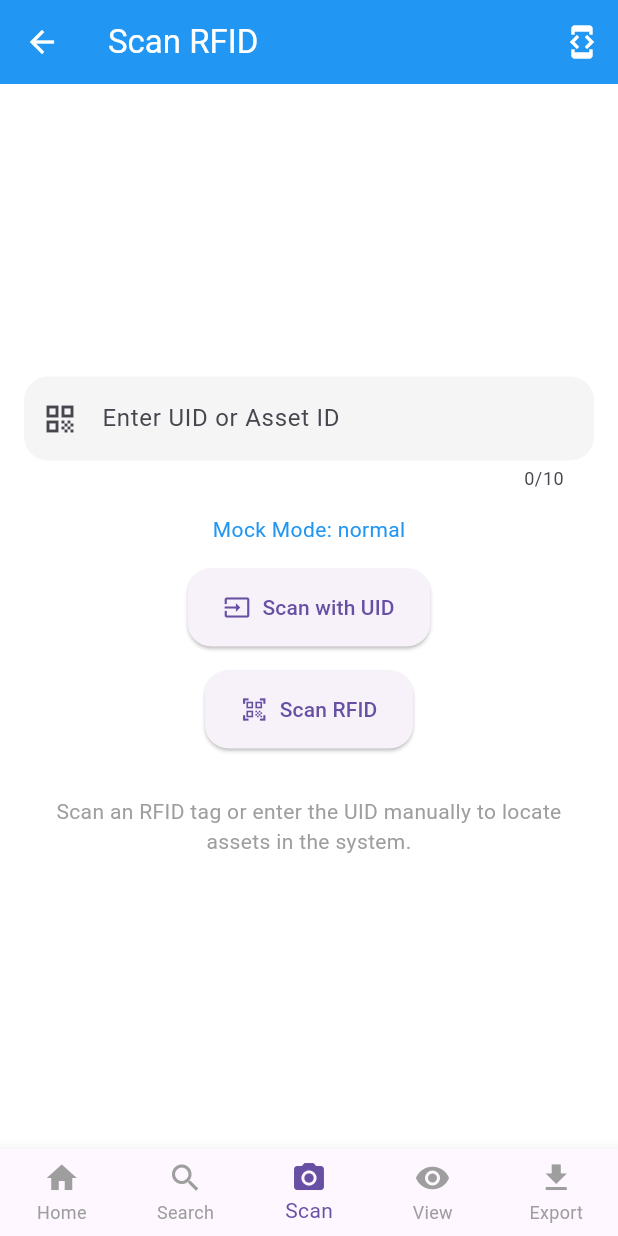
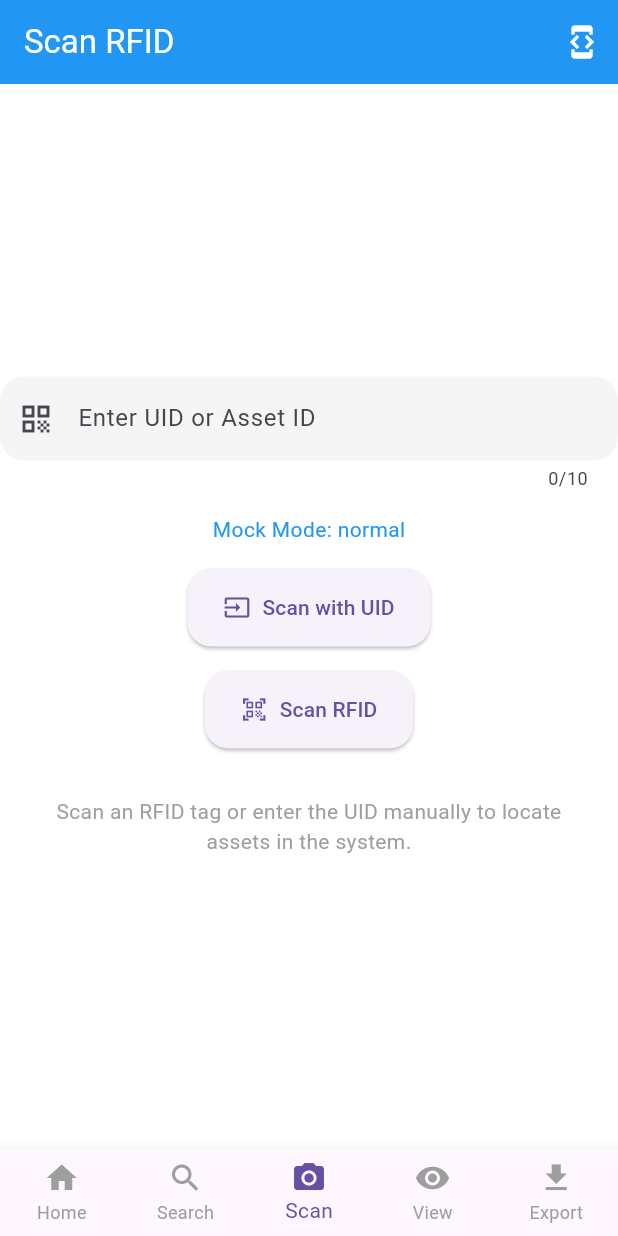
Before and after one commit to Russidan-Nadee/RFID_prototype_project, a Flutter app: the screen it shows after launch, item 3 of the bottom bar chosen, on a phone screen of 412 x 824 dp. Run offline on Flutter 3.47's test engine with Material 3 defaults, Android fonts, the phone set to English and light mode, and no system bars; our stand-ins replace flutter_local_notifications, get_it, sqflite; accounts and stored records are empty.

Commit message:
fix/remove-back-button

```diff
--- a/lib/presentation/common_widgets/layouts/screen_container.dart
+++ b/lib/presentation/common_widgets/layouts/screen_container.dart
@@ -1,34 +1,46 @@
+// ไฟล์ lib/presentation/common_widgets/layouts/screen_container.dart
 import 'package:flutter/material.dart';
 
 class ScreenContainer extends StatelessWidget {
   final Widget child;
-  final bool usePadding;
   final PreferredSizeWidget? appBar;
   final Widget? bottomNavigationBar;
-  final Widget? floatingActionButton;
-  final Color? backgroundColor;
 
   const ScreenContainer({
     Key? key,
     required this.child,
-    this.usePadding = true,
     this.appBar,
     this.bottomNavigationBar,
-    this.floatingActionButton,
-    this.backgroundColor,
   }) : super(key: key);
 
   @override
   Widget build(BuildContext context) {
+    // สร้าง AppBar ใหม่ที่ไม่มีปุ่มย้อนกลับเสมอ
+    final modifiedAppBar =
+        appBar != null ? _createAppBarWithoutBackButton(appBar!) : null;
+
     return Scaffold(
-      appBar: appBar,
-      backgroundColor: backgroundColor,
-      body:
-          usePadding
-              ? Padding(padding: const EdgeInsets.all(16.0), child: child)
-              : child,
+      appBar: modifiedAppBar,
+      body: child,
       bottomNavigationBar: bottomNavigationBar,
-      floatingActionButton: floatingActionButton,
     );
   }
+
+  // สร้าง AppBar ใหม่โดยไม่มีปุ่มย้อนกลับในทุกหน้า
+  PreferredSizeWidget _createAppBarWithoutBackButton(
+    PreferredSizeWidget originalAppBar,
+  ) {
+    if (originalAppBar is AppBar) {
+      return AppBar(
+        automaticallyImplyLeading: false, // ปิดการแสดงปุ่มย้อนกลับในทุกหน้า
+        title: originalAppBar.title,
+        actions: originalAppBar.actions,
+        backgroundColor: originalAppBar.backgroundColor,
+        elevation: originalAppBar.elevation,
+        centerTitle: originalAppBar.centerTitle,
+        bottom: originalAppBar.bottom,
+      );
+    }
+    return originalAppBar;
+  }
 }
```
